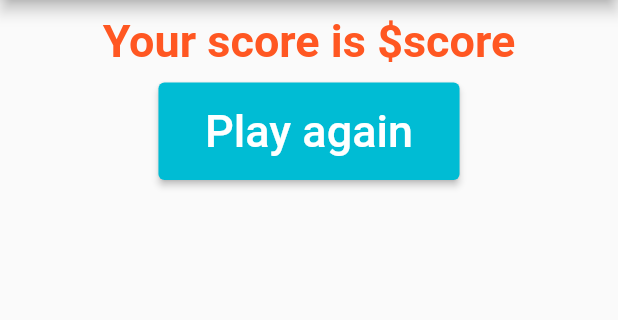
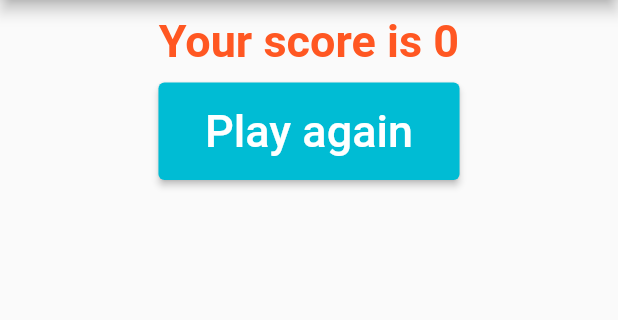
Before and after one commit to tarunsunny3/Flutter-Quiz-App, a Flutter app: the screen it shows after launch, after a tap on "Hyderabad", after a tap on "Peacock", after a tap on "Pound", on a phone screen of 412 x 824 dp, the part 84-404 px from its top. Run offline on Flutter 3.47's test engine with Material 2 defaults, Android fonts, the phone set to English and light mode, and no system bars.

```diff
--- a/lib/result.dart
+++ b/lib/result.dart
@@ -8,7 +8,7 @@ class Result extends StatelessWidget {
   Widget build(BuildContext context) {
     return Column(children: [
       Center(
-        child: Container(padding: EdgeInsets.all(10), child: Text("Your score is \$score", style: TextStyle(color: Colors.deepOrange, fontSize: 30, fontWeight: FontWeight.bold))),
+        child: Container(padding: EdgeInsets.all(10), child: Text("Your score is $score", style: TextStyle(color: Colors.deepOrange, fontSize: 30, fontWeight: FontWeight.bold))),
       ),
       ElevatedButton(
         style: ButtonStyle(foregroundColor: MaterialStateProperty.all(Colors.white)),
```
Also changed, not shown: 1 other file.
